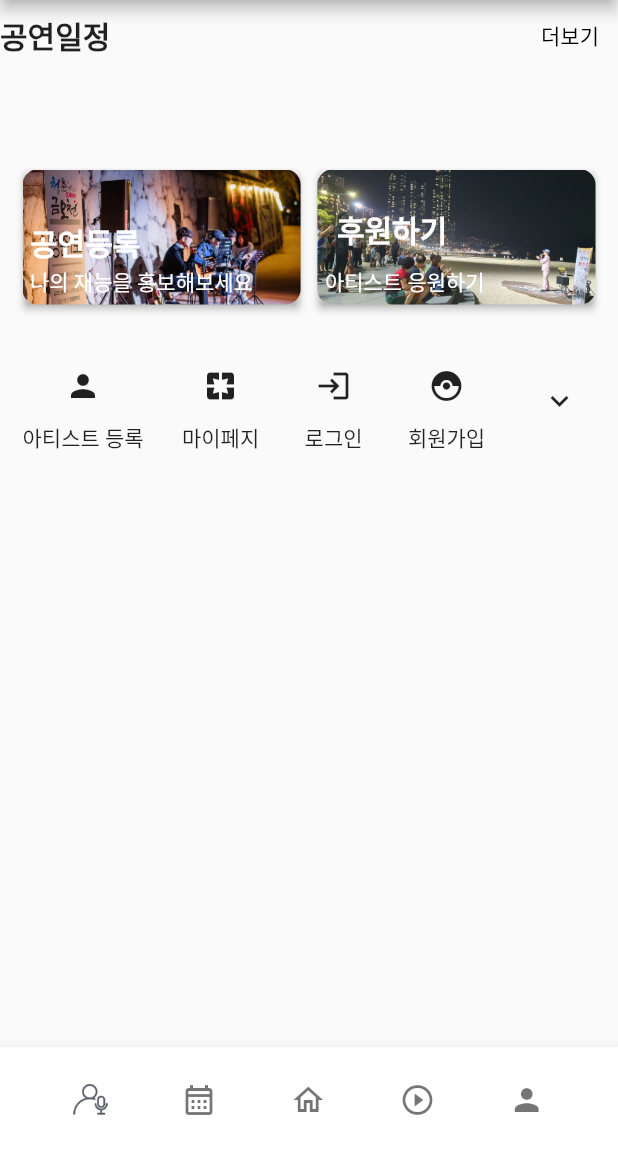
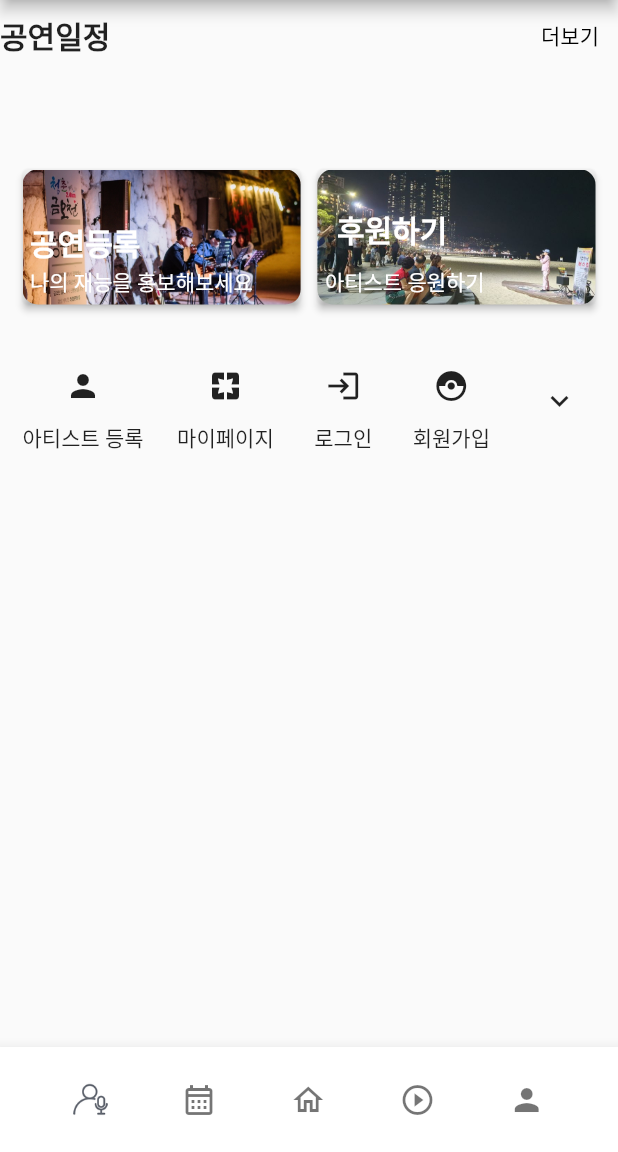
Before and after one commit to lcs9912/flutter_teamPro_indieSpot, a Flutter app: the screen it shows after launch, on a phone screen of 412 x 824 dp, the part 84-1236 px from its top. Run offline on Flutter 3.47's test engine with Material 2 defaults, Android fonts, the light colour scheme and no system bars; our stand-ins replace cached_network_image, cloud_firestore, firebase_core, firebase_storage, flutter_rating_bar, flutter_speed_dial and 5 more; missing offline and left inert: flutter_image, iamport_flutter; accounts and stored records are empty; Roboto replaces fonts that are missing (Noto_Serif_KR).

Commit message:
메인페이지 수정

```diff
--- a/lib/main.dart
+++ b/lib/main.dart
@@ -3,6 +3,7 @@ import 'package:firebase_core/firebase_core.dart';
 import 'package:indie_spot/boardList.dart';
 import 'package:indie_spot/login.dart';
 import 'package:indie_spot/pointDetailed.dart';
+import 'package:indie_spot/profile.dart';
 import 'package:indie_spot/result.dart';
 import 'package:indie_spot/userEdit.dart';
 import 'package:indie_spot/userModel.dart';
@@ -22,6 +23,8 @@ import 'package:provider/provider.dart';
 import 'package:cached_network_image/cached_network_image.dart';
 
 import 'join.dart';
+TextEditingController _nicknameController = TextEditingController();
+TextEditingController _introductionController = TextEditingController();
 
 void main() async {
   WidgetsFlutterBinding.ensureInitialized();
@@ -111,12 +114,18 @@ class _MyAppState extends State<MyApp> {
                     onPressed: () {
                       Navigator.push(
                         context,
-                        MaterialPageRoute(builder: (context) => UserEdit()),
+                        MaterialPageRoute(
+                          builder: (context) => Profile(
+                            nicknameController: _nicknameController,
+                            introductionController: _introductionController,
+                            userId: _userId,
+                          ),
+                        ),
                       );
                     },
                     icon: Icon(Icons.pages),
                   ),
-                  Text("마이페지"),
+                  Text("마이페이지"),
                 ],
               ),
               Column(
```
